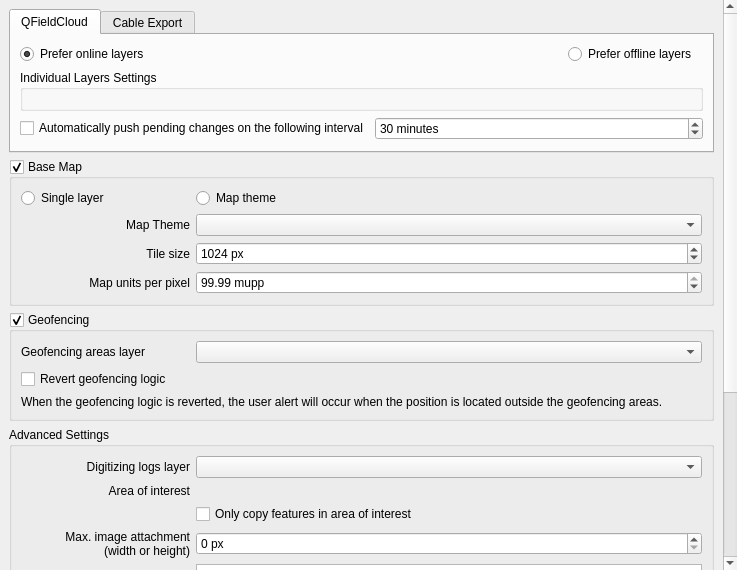
Before: the Qt Designer form qfieldsync/ui/project_configuration_widget.ui in opengisch/qfieldsync, drawn with Qt 5.
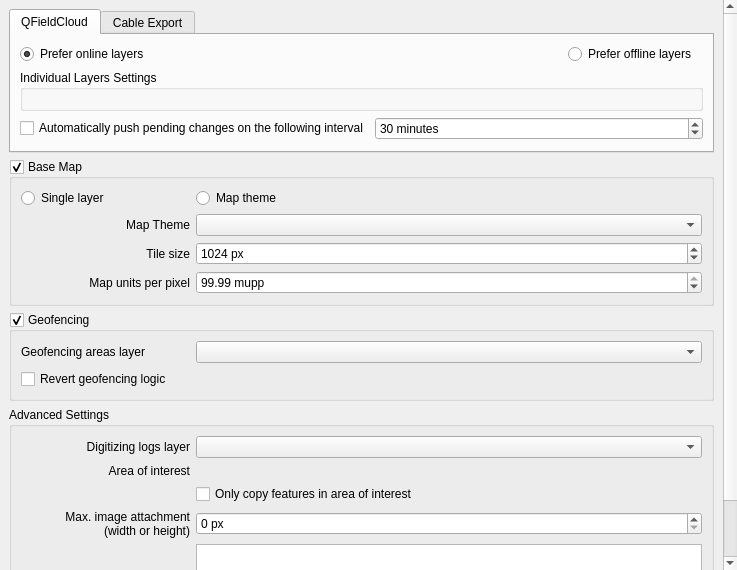
After: the same form once the commit is applied. Custom widgets are drawn as their Qt base class.

Commit message: Transform helper label into a tooltip for the checkbox

Diff of the .ui file:
```diff
--- a/qfieldsync/ui/project_configuration_widget.ui
+++ b/qfieldsync/ui/project_configuration_widget.ui
@@ -383,16 +383,9 @@
             <property name="text">
              <string>Revert geofencing logic</string>
             </property>
-           </widget>
-          </item>
-          <item row="2" column="0" colspan="2">
-           <widget class="QLabel" name="geofencingInvertedLogicLabel">
-            <property name="text">
+            <property name="toolTip">
              <string>When the geofencing logic is reverted, the user alert will occur when the position is located outside the geofencing areas.</string>
             </property>
-            <property name="wordWrap">
-             <bool>true</bool>
-            </property>
            </widget>
           </item>
          </layout>
```
